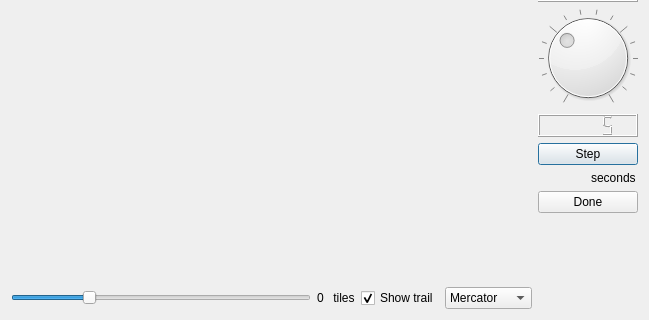
First picture: the form in move.ui, repository tps12/Tec-Nine, before the edit; both pictures show x 0 to 649 and y 166 to 486 of the 649 by 486 pixel window.
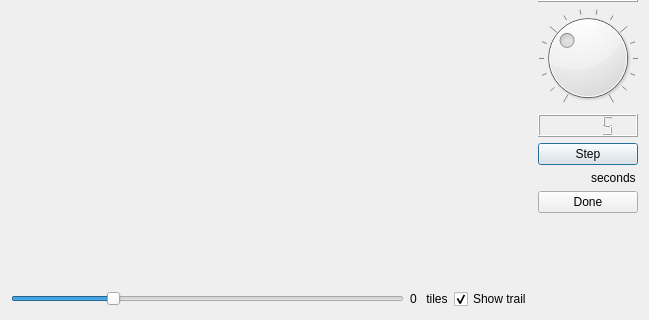
Second picture: the form after the edit.

Commit message: Switch Move demo to hex grid

```diff
--- a/move.ui
+++ b/move.ui
@@ -71,40 +71,6 @@
          </property>
         </widget>
        </item>
-       <item>
-        <widget class="QComboBox" name="projection">
-         <property name="sizePolicy">
-          <sizepolicy hsizetype="Minimum" vsizetype="Fixed">
-           <horstretch>0</horstretch>
-           <verstretch>0</verstretch>
-          </sizepolicy>
-         </property>
-         <property name="minimumSize">
-          <size>
-           <width>85</width>
-           <height>0</height>
-          </size>
-         </property>
-         <property name="currentIndex">
-          <number>0</number>
-         </property>
-         <item>
-          <property name="text">
-           <string>Mercator</string>
-          </property>
-         </item>
-         <item>
-          <property name="text">
-           <string>Sinusoidal</string>
-          </property>
-         </item>
-         <item>
-          <property name="text">
-           <string>Flat</string>
-          </property>
-         </item>
-        </widget>
-       </item>
       </layout>
      </item>
     </layout>
```
The commit also changes 3 other files.
